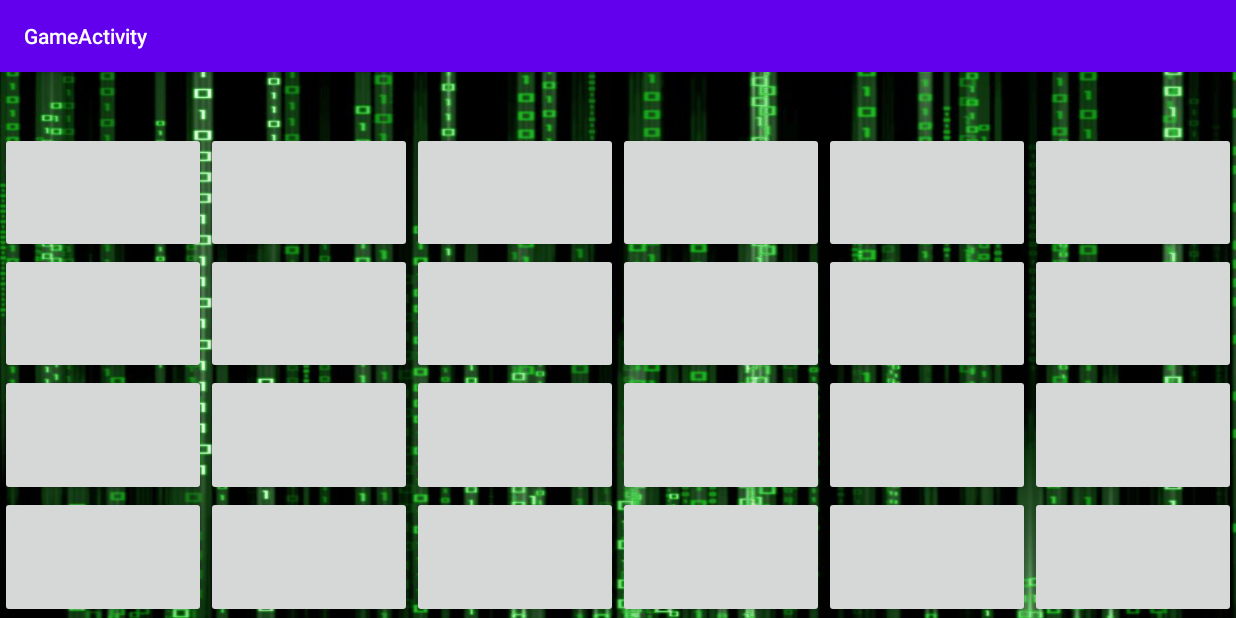
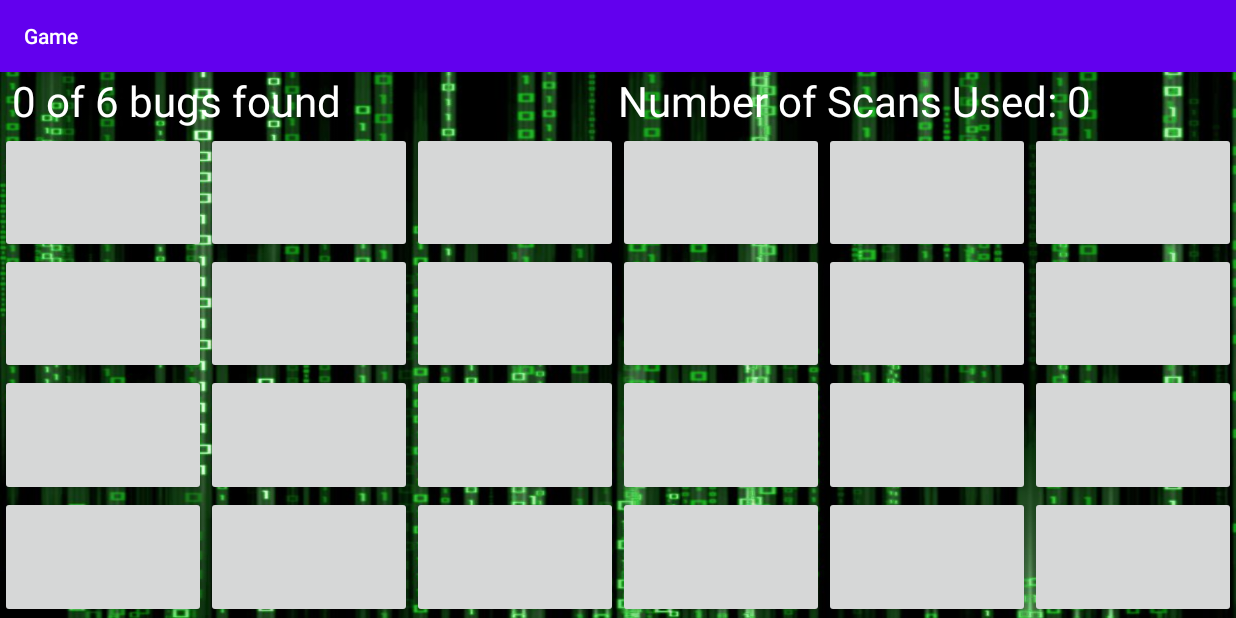
Before and after one commit to Chang-Y-Y/basic-android-game, an Android app: the GameActivity screen opened directly, with no data from a screen before it, on a phone screen of 824 x 412 dp (held sideways). Run offline under Robolectric (Android 15) with nearby library versions, the phone set to English and light mode, and no system bars.

Commit message:
Add num scans used and num bugs found as well as game exits when finished

```diff
--- a/app/src/main/java/ca/cmpt276/as3/GameActivity.java
+++ b/app/src/main/java/ca/cmpt276/as3/GameActivity.java
@@ -49,6 +49,7 @@
         game = new Game();
 
         populateButtons();
+        refreshScreen();
     }
 
     private void populateButtons() {
@@ -80,6 +81,7 @@
                     @Override
                     public void onClick(View v) {
                         gridButtonClicked(FINAL_ROW, FINAL_COL);
+                        checkGameFinished();
                     }
                 });
 
@@ -87,6 +89,16 @@
                 buttons[row][col] = button;
             }
         }
+    }
+
+    private void changeButtonIcons(Button button) {
+        int newWidth = button.getWidth();
+        int newHeight = button.getHeight();
+        Bitmap originalBitmap = BitmapFactory.decodeResource(getResources(), R.drawable.action_lock_pink);
+        Bitmap scaledBitmap = Bitmap.createScaledBitmap(originalBitmap, newWidth, newHeight, true);
+        Resources resources = getResources();
+        button.setBackground(new BitmapDrawable(resources, scaledBitmap));
+        refreshScreen();
     }
 
     private void gridButtonClicked(int row, int col) {
@@ -99,13 +111,7 @@
         GameAction action = game.updateGame(row, col);
         switch (action) {
             case FOUND:
-                int newWidth = button.getWidth();
-                int newHeight = button.getHeight();
-                Bitmap originalBitmap = BitmapFactory.decodeResource(getResources(), R.drawable.action_lock_pink);
-                Bitmap scaledBitmap = Bitmap.createScaledBitmap(originalBitmap, newWidth, newHeight, true);
-                Resources resources = getResources();
-                button.setBackground(new BitmapDrawable(resources, scaledBitmap));
-                refreshScreen();
+                changeButtonIcons(button);
                 break;
             case SCANNED:
                 button.setText("" + game.getBoard().getNumOfBugsInPos(row, col));
@@ -141,5 +147,18 @@
                 }
             }
         }
+
+        TextView textView = findViewById(R.id.text_num_bugs_found);
+        textView.setText(getString(R.string.number_of_hacker_bugs_found,
+                                    game.getNumBugsFound(),
+                                    game.getNumBugs()));
+        textView = findViewById(R.id.text_num_scans_used);
+        textView.setText(getString(R.string.number_of_scans_used, game.getNumScans()));
+    }
+
+    private void checkGameFinished() {
+        if (game.isFinished()) {
+            finish();
+        }
     }
 }
--- a/app/src/main/java/ca/cmpt276/as3/model/Game.java
+++ b/app/src/main/java/ca/cmpt276/as3/model/Game.java
@@ -29,6 +29,9 @@
             case CLICKED:
                 break;
         }
+        if (numBugsFound == numBugs) {
+            isFinished = true;
+        }
         return action;
     }
 
--- a/app/src/main/res/layout/content_game.xml
+++ b/app/src/main/res/layout/content_game.xml
@@ -31,4 +31,36 @@
         app:layout_constraintTop_toTopOf="@+id/guideline12">
 
     </TableLayout>
+
+    <TextView
+        android:id="@+id/text_num_bugs_found"
+        android:layout_width="0dp"
+        android:layout_height="0dp"
+        android:layout_marginStart="8dp"
+        android:text="TextView"
+        android:textColor="#FFFFFF"
+        app:autoSizeMaxTextSize="100sp"
+        app:autoSizeMinTextSize="12sp"
+        app:autoSizeStepGranularity="2sp"
+        app:autoSizeTextType="uniform"
+        app:layout_constraintBottom_toTopOf="@+id/guideline12"
+        app:layout_constraintEnd_toStartOf="@+id/guideline13"
+        app:layout_constraintStart_toStartOf="parent"
+        app:layout_constraintTop_toTopOf="parent" />
+
+    <TextView
+        android:id="@+id/text_num_scans_used"
+        android:layout_width="0dp"
+        android:layout_height="0dp"
+        android:layout_marginEnd="8dp"
+        android:text="TextView"
+        android:textColor="#FFFFFF"
+        app:layout_constraintBottom_toTopOf="@+id/guideline12"
+        app:layout_constraintEnd_toEndOf="parent"
+        app:layout_constraintStart_toEndOf="@+id/text_num_bugs_found"
+        app:layout_constraintTop_toTopOf="parent"
+        app:autoSizeMaxTextSize="100sp"
+        app:autoSizeMinTextSize="12sp"
+        app:autoSizeStepGranularity="2sp"
+        app:autoSizeTextType="uniform"/>
 </androidx.constraintlayout.widget.ConstraintLayout>
--- a/app/src/main/res/layout/content_welcome.xml
+++ b/app/src/main/res/layout/content_welcome.xml
@@ -49,7 +49,7 @@
         android:id="@+id/text_game_title"
         android:layout_width="wrap_content"
         android:layout_height="0dp"
-        android:text="HackerMan"
+        android:text="@string/hackerman"
         android:textColor="#FFFFFF"
         android:textSize="36sp"
         app:layout_constraintBottom_toTopOf="@+id/guideline7"
```
Also changed, not shown: app/src/main/res/values/strings.xml (+8 -4 lines).
